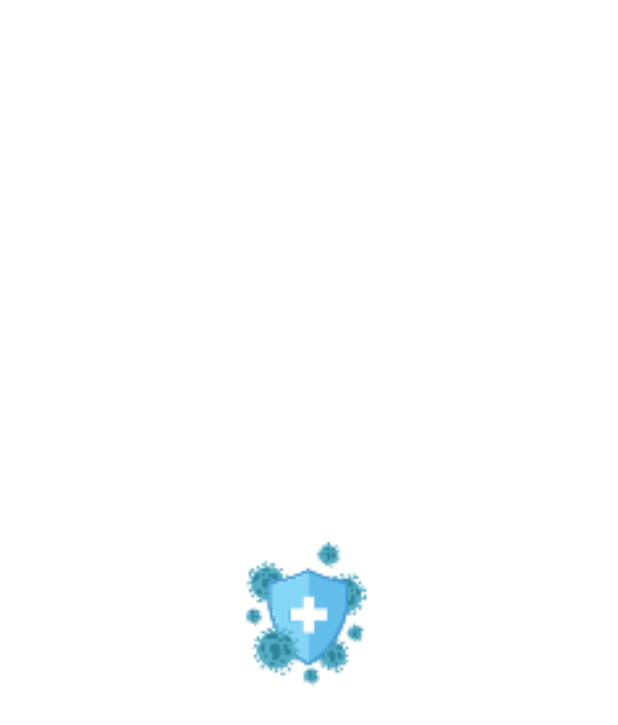
After one commit to t-regbs/CxrCovidClassify, an Android app built with Jetpack Compose: the composable SplashScreen shown on its own in the app's theme, on a phone screen of 412 x 824 dp. The commit adds this screen. Shown: the top 725 px of the screen. Run offline under Robolectric (Android 15) with nearby library versions, the phone set to English and light mode, and no system bars; our stand-ins replace livedata-compose; libraries missing offline, so code that uses them is left out: androidx.camera.core; 6 statements that could not run were skipped.

Commit message:
added splash screen

```diff
--- a/app/src/main/java/com/timilehinaregbesola/cxrcovidclassify/MainActivity.kt
+++ b/app/src/main/java/com/timilehinaregbesola/cxrcovidclassify/MainActivity.kt
@@ -37,7 +37,7 @@ class MainActivity : AppCompatActivity() {
         setContent {
             CxrCovidClassifyTheme {
                 window.statusBarColor = MaterialTheme.colors.background.toArgb()
-                NavGraph(viewModel) { startCameraActivity() }
+                NavGraph(viewModel = viewModel) { startCameraActivity() }
             }
         }
     }
--- a/app/src/main/java/com/timilehinaregbesola/cxrcovidclassify/navigation/NavGraph.kt
+++ b/app/src/main/java/com/timilehinaregbesola/cxrcovidclassify/navigation/NavGraph.kt
@@ -8,6 +8,7 @@ import androidx.navigation.compose.composable
 import androidx.navigation.compose.rememberNavController
 import com.timilehinaregbesola.cxrcovidclassify.UploadViewModel
 import com.timilehinaregbesola.cxrcovidclassify.screens.HomeScreen
+import com.timilehinaregbesola.cxrcovidclassify.screens.SplashScreen
 import com.timilehinaregbesola.cxrcovidclassify.screens.UploadScreen
 import com.timilehinaregbesola.cxrcovidclassify.utils.Navigation
 
@@ -18,7 +19,10 @@ fun NavGraph(
 ) {
     val navController = rememberNavController()
     Surface(color = MaterialTheme.colors.background) {
-        NavHost(navController = navController, startDestination = Navigation.NAV_HOME) {
+        NavHost(navController = navController, startDestination = Navigation.NAV_SPLASH) {
+            composable(Navigation.NAV_SPLASH) {
+                SplashScreen(navController)
+            }
             composable(Navigation.NAV_HOME) {
                 HomeScreen(navController, startCamera)
             }
--- /dev/null
+++ b/app/src/main/java/com/timilehinaregbesola/cxrcovidclassify/screens/SplashScreen.kt
@@ -0,0 +1,49 @@
+package com.timilehinaregbesola.cxrcovidclassify.screens
+
+import androidx.compose.foundation.Image
+import androidx.compose.foundation.layout.Box
+import androidx.compose.foundation.layout.fillMaxSize
+import androidx.compose.foundation.layout.height
+import androidx.compose.foundation.layout.width
+import androidx.compose.runtime.Composable
+import androidx.compose.ui.Alignment
+import androidx.compose.ui.Modifier
+import androidx.compose.ui.res.painterResource
+import androidx.compose.ui.tooling.preview.Preview
+import androidx.compose.ui.unit.dp
+import androidx.navigation.NavController
+import com.timilehinaregbesola.cxrcovidclassify.R
+import com.timilehinaregbesola.cxrcovidclassify.utils.Navigation
+import kotlinx.coroutines.DelicateCoroutinesApi
+import kotlinx.coroutines.Dispatchers
+import kotlinx.coroutines.GlobalScope
+import kotlinx.coroutines.delay
+import kotlinx.coroutines.launch
+
+@OptIn(DelicateCoroutinesApi::class)
+@Composable
+fun SplashScreen(
+    navController: NavController
+) {
+    SplashScreenContent()
+    GlobalScope.launch(Dispatchers.Main) {
+        delay(5000)
+        navController.popBackStack()
+        navController.navigate(Navigation.NAV_HOME)
+    }
+}
+
+@Preview(showBackground = true)
+@Composable
+fun SplashScreenContent() {
+    Box(modifier = Modifier.fillMaxSize()) {
+        Image(
+            painter = painterResource(id = R.drawable.icon),
+            contentDescription = "Splash Logo",
+            modifier = Modifier
+                .width(125.dp)
+                .height(168.dp)
+                .align(Alignment.Center)
+        )
+    }
+}
--- a/app/src/main/java/com/timilehinaregbesola/cxrcovidclassify/utils/NavExtensions.kt
+++ b/app/src/main/java/com/timilehinaregbesola/cxrcovidclassify/utils/NavExtensions.kt
@@ -1,7 +1,9 @@
 package com.timilehinaregbesola.cxrcovidclassify.utils // ktlint-disable filename
+// ktlint-disable filename
 
 object Navigation {
     const val NAV_HOME = "home_screen"
+    const val NAV_SPLASH = "splash_screen"
     const val NAV_UPLOAD_PHOTO = "upload_screen"
 
     const val NAV_CAMERA_MODE = "camera_screen"
--- /dev/null
+++ b/app/src/main/res/drawable/splash_bg.xml
@@ -0,0 +1,6 @@
+<?xml version="1.0" encoding="utf-8"?>
+<shape
+    xmlns:android="http://schemas.android.com/apk/res/android"
+    android:shape="rectangle">
+    <solid android:color="@color/white" />
+</shape>
```
